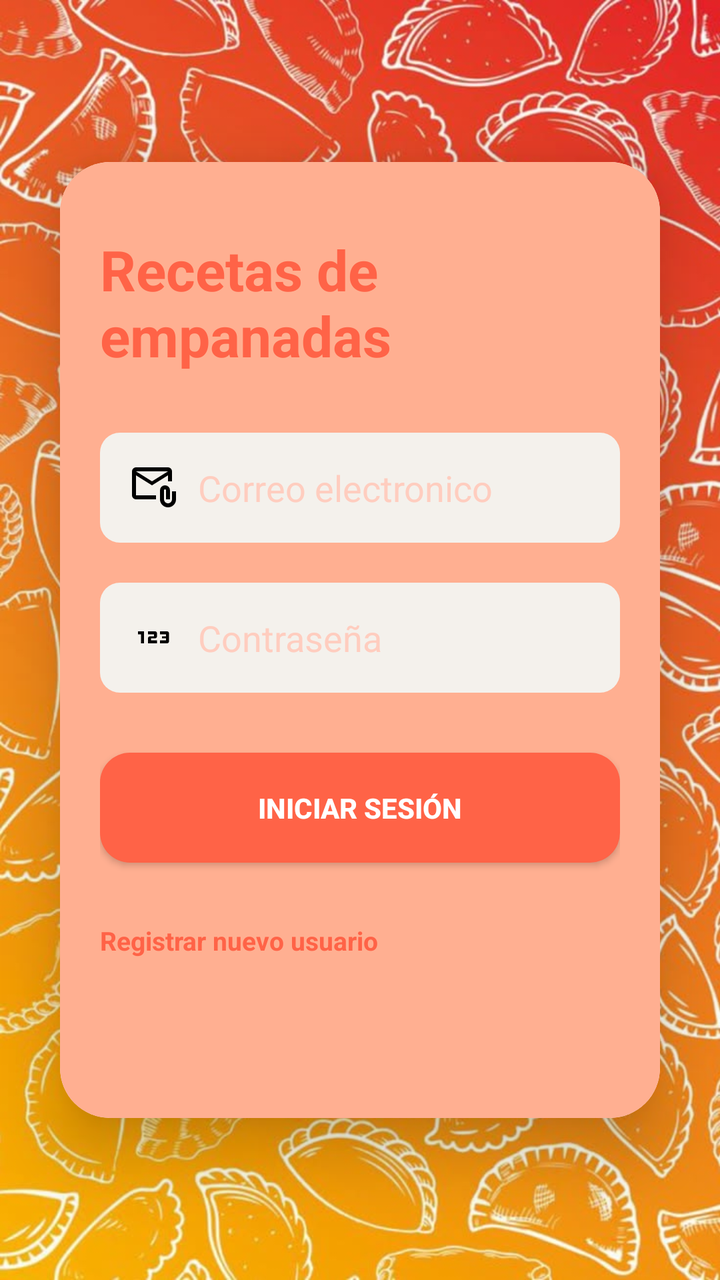
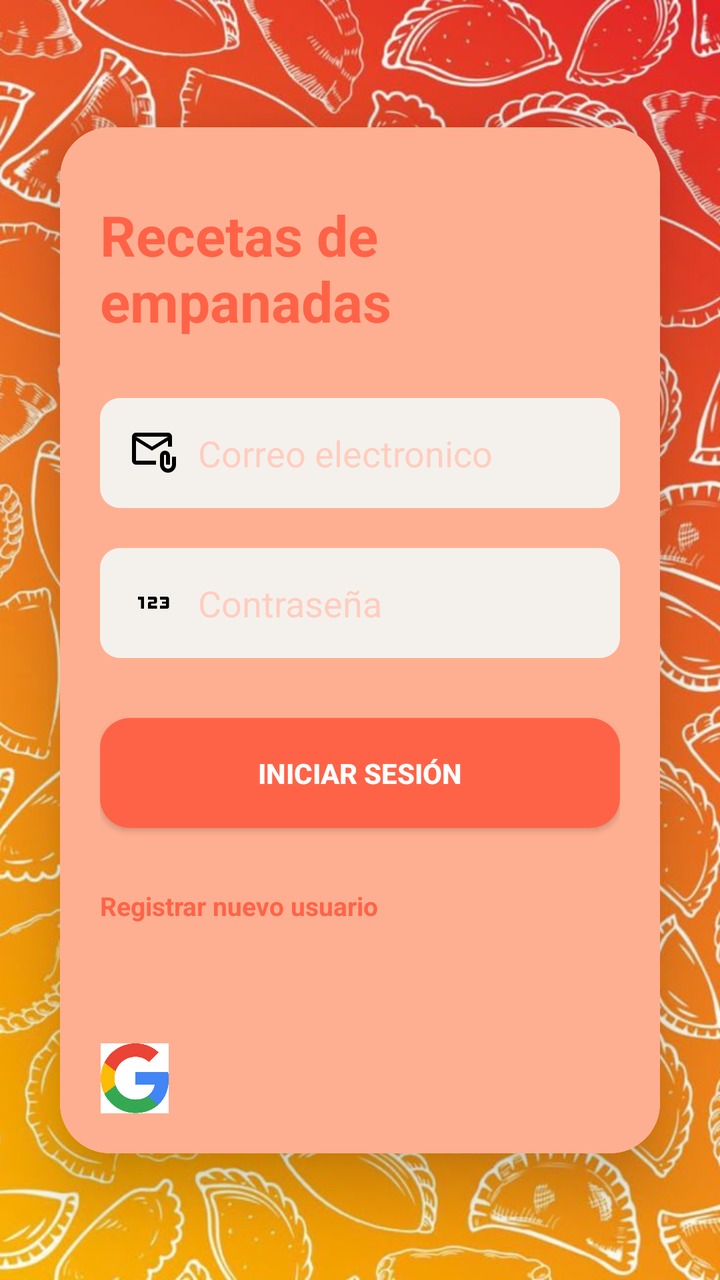

Before-and-after screenshots of an Android layout around one commit, followed by the original layout XML and the change that was made.
<!-- AndroidManifest.xml: application theme Theme.EP3_LopezJose_HernandezIan_RecillasJose -->
<!-- res/layout/activity_main.xml -->
<?xml version="1.0" encoding="utf-8"?>
<androidx.constraintlayout.widget.ConstraintLayout
    xmlns:android="http://schemas.android.com/apk/res/android"
    xmlns:app="http://schemas.android.com/apk/res-auto"
    xmlns:tools="http://schemas.android.com/tools"
    android:id="@+id/main"
    android:layout_width="match_parent"
    android:layout_height="match_parent"
    android:background="@color/white"
    tools:context=".MainActivity">

    <ImageView
        android:id="@+id/imgFondo"
        android:layout_width="0dp"
        android:layout_height="0dp"
        android:src="@drawable/fondo1empanadas"
        android:scaleType="centerCrop"
        app:layout_constraintBottom_toBottomOf="parent"
        app:layout_constraintEnd_toEndOf="parent"
        app:layout_constraintStart_toStartOf="parent"
        app:layout_constraintTop_toTopOf="parent" />

    <androidx.cardview.widget.CardView
        android:id="@+id/cardLogin"
        android:layout_width="0dp"
        android:layout_height="wrap_content"
        android:layout_margin="30dp"
        android:background="@color/white"
        app:cardCornerRadius="25dp"
        app:cardElevation="20dp"
        app:layout_constraintBottom_toBottomOf="parent"
        app:layout_constraintEnd_toEndOf="parent"
        app:layout_constraintStart_toStartOf="parent"
        app:layout_constraintTop_toTopOf="parent">

        <LinearLayout
            android:id="@+id/layoutContenido"
            android:layout_width="match_parent"
            android:layout_height="wrap_content"
            android:layout_gravity="center"
            android:orientation="vertical"
            android:padding="20dp"
            android:background="#FFAF91">

            <TextView
                android:id="@+id/tvTitulo"
                android:layout_width="wrap_content"
                android:layout_height="wrap_content"
                android:layout_marginTop="15dp"
                android:layout_marginBottom="30dp"
                android:text="Recetas de empanadas"
                android:textColor="#FF6347"
                android:textSize="28sp"
                android:textStyle="bold" />

            <EditText
                android:id="@+id/etCorreo"
                android:layout_width="match_parent"
                android:layout_height="55dp"
                android:background="@drawable/bg_input"
                android:drawablePadding="10dp"
                android:drawableStart="@drawable/iconocorreo"
                android:hint="Correo electronico"
                android:inputType="textEmailAddress"
                android:paddingStart="15dp"
                android:paddingEnd="15dp"
                android:textColor="#333333"
                android:textColorHint="#FFCDBF" />

            <EditText
                android:id="@+id/etPass"
                android:layout_width="match_parent"
                android:layout_height="55dp"
                android:layout_marginTop="20dp"
                android:background="@drawable/bg_input"
                android:drawablePadding="10dp"
                android:drawableStart="@drawable/iconopass"
                android:hint="Contraseña"
                android:inputType="textPassword"
                android:paddingStart="15dp"
                android:paddingEnd="15dp"
                android:textColor="#333333"
                android:textColorHint="#FFCDBF" />

            <androidx.appcompat.widget.AppCompatButton
                android:id="@+id/btnIngresar"
                android:layout_width="match_parent"
                android:layout_height="55dp"
                android:layout_marginTop="30dp"
                android:background="@drawable/bg_button"
                android:text="Iniciar Sesión"
                android:textColor="#FFFFFF"
                android:textStyle="bold" />

            <TextView
                android:id="@+id/tvCrearCuenta"
                android:layout_width="wrap_content"
                android:layout_height="wrap_content"
                android:layout_marginTop="30dp"
                android:layout_marginBottom="60dp"
                android:text="Registrar nuevo usuario"
                android:textColor="#FF6347"
                android:textSize="13sp"
                android:textStyle="bold" />
        </LinearLayout>
    </androidx.cardview.widget.CardView>
</androidx.constraintlayout.widget.ConstraintLayout>
<!-- resources referenced by this layout -->
<resources>
  <color name="white">#FFFFFFFF</color>
  <!-- drawable bg_button (drawable) -->
  <?xml version="1.0" encoding="utf-8"?>
  <shape xmlns:android="http://schemas.android.com/apk/res/android">
      <solid android:color="#FF6347"/>
      <corners android:radius="15dp"/>
  </shape>
  <!-- drawable bg_input (drawable) -->
  <?xml version="1.0" encoding="utf-8"?>
  <shape xmlns:android="http://schemas.android.com/apk/res/android">
      
      <solid android:color="#F4F1EC"/>
      <corners android:radius="10dp"/>
  </shape>
  <!-- drawable fondo1empanadas: jpg bitmap (drawable, 196221 bytes) -->
  <!-- drawable iconocorreo (drawable) -->
  <vector xmlns:android="http://schemas.android.com/apk/res/android" android:height="24dp" android:tint="#000000" android:viewportHeight="960" android:viewportWidth="960" android:width="24dp">
        
      <path android:fillColor="@android:color/white" android:pathData="M440,440L120,240L120,640Q120,640 120,640Q120,640 120,640L520,640L520,720L120,720Q87,720 63.5,696.5Q40,673 40,640L40,160Q40,127 63.5,103.5Q87,80 120,80L760,80Q793,80 816.5,103.5Q840,127 840,160L840,360L760,360L760,240L440,440ZM440,360L760,160L120,160L440,360ZM760,880Q694,880 647,833Q600,786 600,720L600,540Q600,498 629,469Q658,440 700,440Q742,440 771,469Q800,498 800,540L800,720L720,720L720,540Q720,532 714,526Q708,520 700,520Q692,520 686,526Q680,532 680,540L680,720Q680,753 703.5,776.5Q727,800 760,800Q793,800 816.5,776.5Q840,753 840,720L840,560L920,560L920,720Q920,786 873,833Q826,880 760,880ZM120,240L120,160L120,160L120,240L120,640Q120,640 120,640Q120,640 120,640L120,640L120,540Q120,482 120,441Q120,400 120,400L120,400L120,240Z"/>
      
  </vector>
  <!-- drawable iconopass (drawable) -->
  <vector xmlns:android="http://schemas.android.com/apk/res/android" android:height="24dp" android:tint="#000000" android:viewportHeight="960" android:viewportWidth="960" android:width="24dp">
        
      <path android:fillColor="@android:color/white" android:pathData="M220,600L220,420L160,420L160,360L280,360L280,600L220,600ZM360,600L360,500Q360,483 371.5,471.5Q383,460 400,460L480,460L480,420L360,420L360,360L500,360Q517,360 528.5,371.5Q540,383 540,400L540,460Q540,477 528.5,488.5Q517,500 500,500L420,500L420,540L540,540L540,600L360,600ZM600,600L600,540L720,540L720,500L640,500L640,460L720,460L720,420L600,420L600,360L740,360Q757,360 768.5,371.5Q780,383 780,400L780,560Q780,577 768.5,588.5Q757,600 740,600L600,600Z"/>
      
  </vector>
  <style name="Theme.EP3_LopezJose_HernandezIan_RecillasJose" parent="Base.Theme.EP3_LopezJose_HernandezIan_RecillasJose" />
  <style name="Base.Theme.EP3_LopezJose_HernandezIan_RecillasJose" parent="Theme.Material3.DayNight.NoActionBar">
          
          
      </style>
</resources>

<!-- the commit's change to res/layout/activity_main.xml (unified diff, before → after) -->
@@ -102,6 +102,15 @@
                 android:textColor="#FF6347"
                 android:textSize="13sp"
                 android:textStyle="bold" />
+
+            <ImageButton
+                android:id="@+id/btnGoogle"
+                android:layout_width="35dp"
+                android:layout_height="35dp"
+                android:padding="0dp"
+                android:scaleType="centerInside"
+                android:background="@drawable/bg_boton_circular"
+                android:src="@drawable/google_logo"/>
         </LinearLayout>
     </androidx.cardview.widget.CardView>
 </androidx.constraintlayout.widget.ConstraintLayout>
<!-- resource entries referenced after the edit -->
@@ -1,6 +1,11 @@
 <!-- resources referenced by this layout -->
 <resources>
   <color name="white">#FFFFFFFF</color>
+  <!-- drawable bg_boton_circular (drawable) -->
+  <?xml version="1.0" encoding="utf-8"?>
+  <shape xmlns:android="http://schemas.android.com/apk/res/android"
+      android:shape="oval">
+  </shape>
   <!-- drawable bg_button (drawable) -->
   <?xml version="1.0" encoding="utf-8"?>
   <shape xmlns:android="http://schemas.android.com/apk/res/android">
@@ -15,6 +20,7 @@
       <corners android:radius="10dp"/>
   </shape>
   <!-- drawable fondo1empanadas: jpg bitmap (drawable, 196221 bytes) -->
+  <!-- drawable google_logo: png bitmap (drawable, 7420 bytes) -->
   <!-- drawable iconocorreo (drawable) -->
   <vector xmlns:android="http://schemas.android.com/apk/res/android" android:height="24dp" android:tint="#000000" android:viewportHeight="960" android:viewportWidth="960" android:width="24dp">
         
